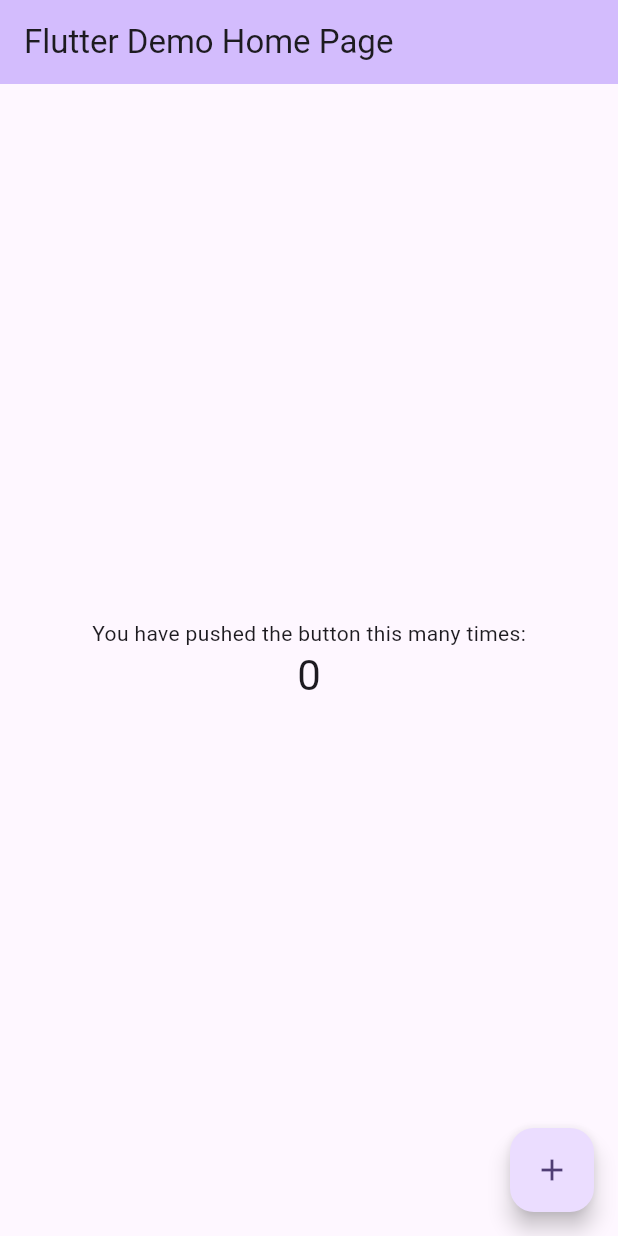
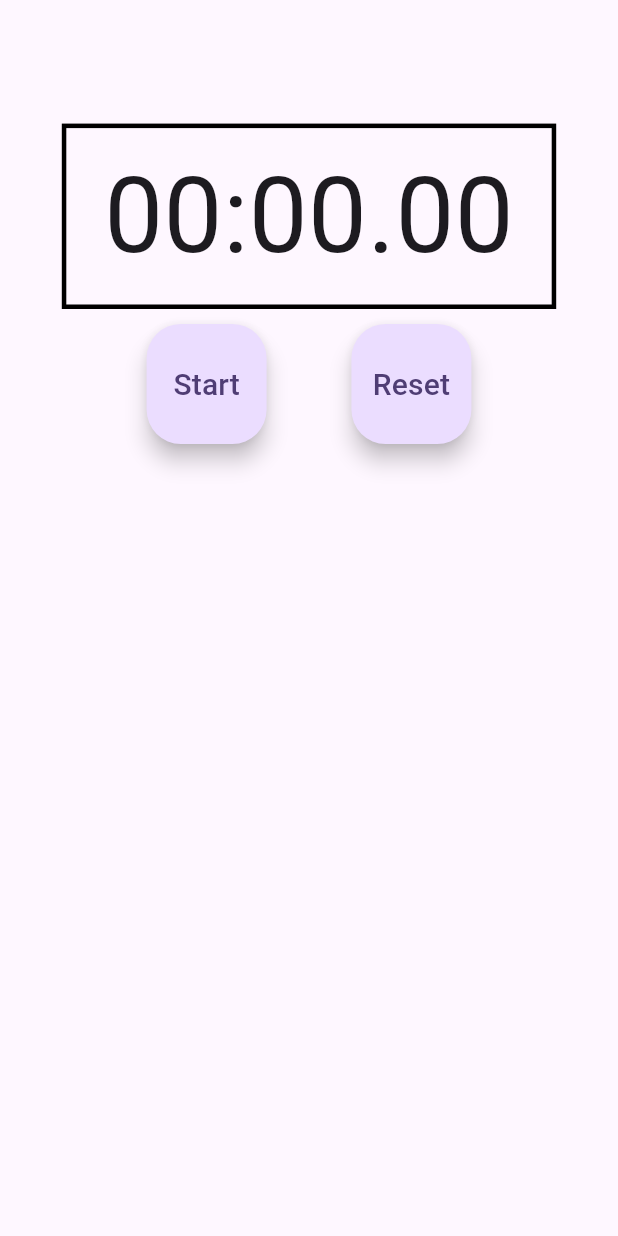
Before and after one commit to MatthewPeden/stopwatch, a Flutter app: the screen it shows after launch, on a phone screen of 412 x 824 dp. Run offline on Flutter 3.47's test engine with Material 3 defaults, Android fonts, the phone set to English and light mode, and no system bars.

Commit message:
Implemented simple UI; user can start/stop stopwatch

```diff
--- a/lib/main.dart
+++ b/lib/main.dart
@@ -1,3 +1,4 @@
+import 'dart:async';
 import 'package:flutter/material.dart';
 
 void main() {
@@ -7,119 +8,145 @@ void main() {
 class MyApp extends StatelessWidget {
   const MyApp({super.key});
 
-  // This widget is the root of your application.
   @override
   Widget build(BuildContext context) {
     return MaterialApp(
-      title: 'Flutter Demo',
+      title: 'Stopwatch',
       theme: ThemeData(
-        // This is the theme of your application.
-        //
-        // TRY THIS: Try running your application with "flutter run". You'll see
-        // the application has a purple toolbar. Then, without quitting the app,
-        // try changing the seedColor in the colorScheme below to Colors.green
-        // and then invoke "hot reload" (save your changes or press the "hot
-        // reload" button in a Flutter-supported IDE, or press "r" if you used
-        // the command line to start the app).
-        //
-        // Notice that the counter didn't reset back to zero; the application
-        // state is not lost during the reload. To reset the state, use hot
-        // restart instead.
-        //
-        // This works for code too, not just values: Most code changes can be
-        // tested with just a hot reload.
         colorScheme: ColorScheme.fromSeed(seedColor: Colors.deepPurple),
         useMaterial3: true,
       ),
-      home: const MyHomePage(title: 'Flutter Demo Home Page'),
+      home: const MyHomePage(),
     );
   }
 }
 
 class MyHomePage extends StatefulWidget {
-  const MyHomePage({super.key, required this.title});
-
-  // This widget is the home page of your application. It is stateful, meaning
-  // that it has a State object (defined below) that contains fields that affect
-  // how it looks.
-
-  // This class is the configuration for the state. It holds the values (in this
-  // case the title) provided by the parent (in this case the App widget) and
-  // used by the build method of the State. Fields in a Widget subclass are
-  // always marked "final".
-
-  final String title;
+  const MyHomePage({super.key});
 
   @override
   State<MyHomePage> createState() => _MyHomePageState();
 }
 
 class _MyHomePageState extends State<MyHomePage> {
-  int _counter = 0;
+  int _intMinutes = 0;
+  int _intSeconds = 0;
+  int _intCentiseconds = 0;
 
-  void _incrementCounter() {
+  int _lapCounter = 0;
+  Map<String, String> _laps = {};
+
+  bool _stopwatchIsRunning = false;
+
+  String stopwatchText = '00:00.00';
+
+  Timer? _timer;
+
+  void _startStopStopwatch() {
+    if (_stopwatchIsRunning) {
+      _timer?.cancel();
+    } else {
+      _timer = Timer.periodic(const Duration(milliseconds: 10), (Timer timer) {
+        if (_intCentiseconds == 99) {
+          _intCentiseconds = 0;
+          if (_intSeconds == 59) {
+            _intSeconds = 0;
+            _intMinutes++;
+          } else {
+            _intSeconds++;
+          }
+        } else {
+          _intCentiseconds++;
+        }
+
+        final stringMinutes = _intMinutes.toString().padLeft(2, '0');
+        final stringSeconds = _intSeconds.toString().padLeft(2, '0');
+        final stringCentiseconds = _intCentiseconds.toString().padLeft(2, '0');
+
+        setState(() {
+          stopwatchText = '$stringMinutes:$stringSeconds.$stringCentiseconds';
+        });
+      });
+    }
+
     setState(() {
-      // This call to setState tells the Flutter framework that something has
-      // changed in this State, which causes it to rerun the build method below
-      // so that the display can reflect the updated values. If we changed
-      // _counter without calling setState(), then the build method would not be
-      // called again, and so nothing would appear to happen.
-      _counter++;
+      _stopwatchIsRunning = !_stopwatchIsRunning;
     });
+  }
+
+  void _lapOrReset() {
+
   }
 
   @override
   Widget build(BuildContext context) {
-    // This method is rerun every time setState is called, for instance as done
-    // by the _incrementCounter method above.
-    //
-    // The Flutter framework has been optimized to make rerunning build methods
-    // fast, so that you can just rebuild anything that needs updating rather
-    // than having to individually change instances of widgets.
+    final maxWidth = MediaQuery.of(context).size.width * 0.8;
+    final maxHeight = MediaQuery.of(context).size.height * 0.8;
+    final timerHeight = MediaQuery.of(context).size.height * 0.15;
+
+    final startStopButtonText = _stopwatchIsRunning ? 'Stop' : 'Start';
+    final lapResetButtonText = _stopwatchIsRunning ? 'Lap' : 'Reset';
+
     return Scaffold(
-      appBar: AppBar(
-        // TRY THIS: Try changing the color here to a specific color (to
-        // Colors.amber, perhaps?) and trigger a hot reload to see the AppBar
-        // change color while the other colors stay the same.
-        backgroundColor: Theme.of(context).colorScheme.inversePrimary,
-        // Here we take the value from the MyHomePage object that was created by
-        // the App.build method, and use it to set our appbar title.
-        title: Text(widget.title),
-      ),
       body: Center(
-        // Center is a layout widget. It takes a single child and positions it
-        // in the middle of the parent.
-        child: Column(
-          // Column is also a layout widget. It takes a list of children and
-          // arranges them vertically. By default, it sizes itself to fit its
-          // children horizontally, and tries to be as tall as its parent.
-          //
-          // Column has various properties to control how it sizes itself and
-          // how it positions its children. Here we use mainAxisAlignment to
-          // center the children vertically; the main axis here is the vertical
-          // axis because Columns are vertical (the cross axis would be
-          // horizontal).
-          //
-          // TRY THIS: Invoke "debug painting" (choose the "Toggle Debug Paint"
-          // action in the IDE, or press "p" in the console), to see the
-          // wireframe for each widget.
-          mainAxisAlignment: MainAxisAlignment.center,
-          children: <Widget>[
-            const Text(
-              'You have pushed the button this many times:',
+        child: SizedBox(
+            width: maxWidth,
+            height: maxHeight,
+            child: Column(
+              children: <Widget>[
+                Container(
+                  height: timerHeight,
+                  width: maxWidth,
+                  decoration: BoxDecoration(
+                    border: Border.all(
+                      color: Colors.black,
+                      width: 3.0,
+                    ),
+                  ),
+                  child: Center(
+                    child: Text(
+                      stopwatchText,
+                      style: const TextStyle(
+                        fontSize: 70.0,
+                      ),
+                    ),
+                  ),
+                ),
+                const SizedBox(
+                  height: 10.0,
+                ),
+                Row(
+                  mainAxisAlignment: MainAxisAlignment.spaceEvenly,
+                  children: <Widget>[
+                    SizedBox(
+                      height: 80.0,
+                      width: 80.0,
+                      child: FittedBox(
+                        child: FloatingActionButton(
+                          onPressed: _startStopStopwatch,
+                          child: Text(startStopButtonText),
+                        ),
+                      ),
+                    ),
+                    SizedBox(
+                      height: 80.0,
+                      width: 80.0,
+                      child: FittedBox(
+                        child: FloatingActionButton(
+                          onPressed: _lapOrReset,
+                          child: Text(lapResetButtonText),
+                        ),
+                      ),
+                    ),
+                  ],
+                ),
+                SizedBox(
+                  height: 10.0,
+                ),
+              ],
             ),
-            Text(
-              '$_counter',
-              style: Theme.of(context).textTheme.headlineMedium,
-            ),
-          ],
         ),
       ),
-      floatingActionButton: FloatingActionButton(
-        onPressed: _incrementCounter,
-        tooltip: 'Increment',
-        child: const Icon(Icons.add),
-      ), // This trailing comma makes auto-formatting nicer for build methods.
     );
   }
 }
```
